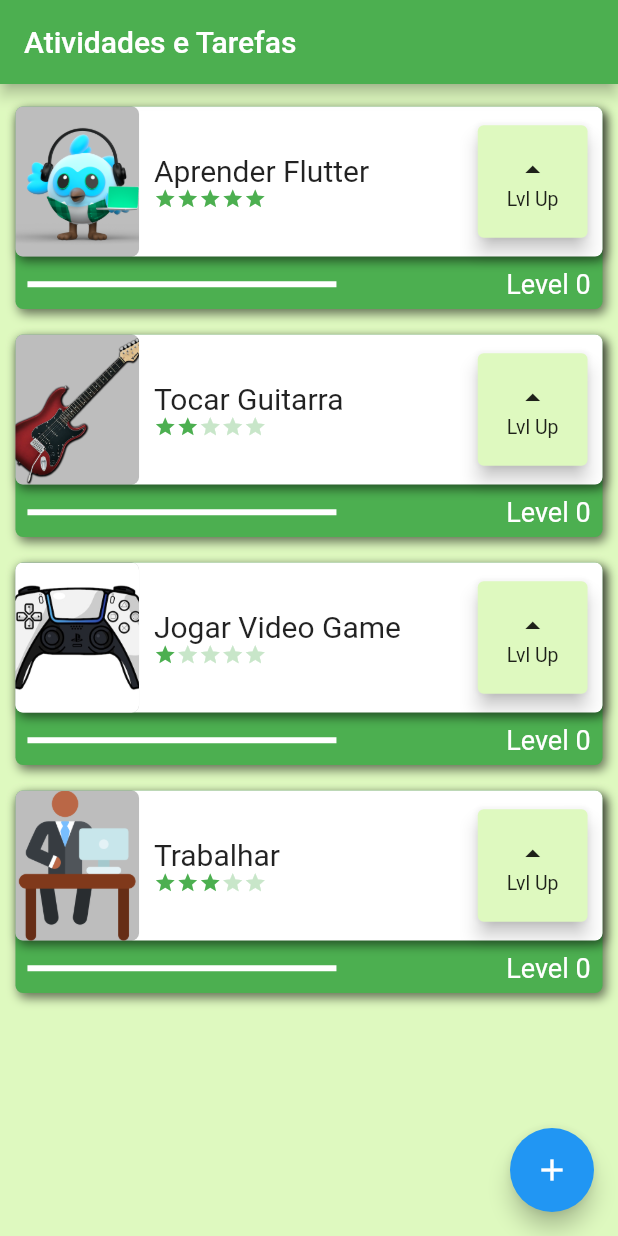
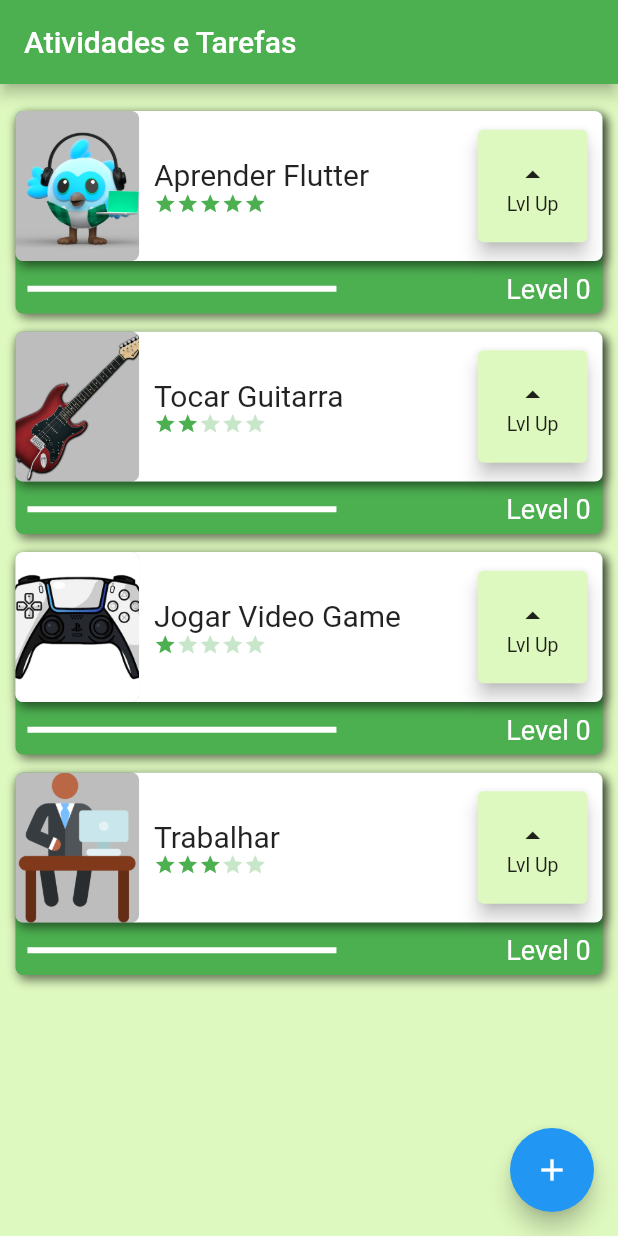
Before and after one commit to TheSliver/aprendendo_flutter, a Flutter app: the screen it shows after launch, on a phone screen of 412 x 824 dp. Run offline on Flutter 3.47's test engine with Material 2 defaults, Android fonts, the phone set to English and light mode, and no system bars.

Commit message:
Ajustes e melhorias

```diff
--- a/lib/screens/cards.dart
+++ b/lib/Component/cards.dart
@@ -1,14 +1,15 @@
 //Meus Cartões
 
+import 'package:aprendendo_flutter/Component/picture_frame.dart';
 import 'package:flutter/material.dart';
+import '../Component/difficulty.dart';
 
 class Cards extends StatefulWidget {
   final String texto;
   final String foto;
   final int dificuldade;
-  final Size tela;
 
-  const Cards(this.texto, this.foto, this.dificuldade, this.tela, {super.key});
+  const Cards(this.texto, this.foto, this.dificuldade, {super.key});
 
   @override
   State<Cards> createState() => _CardsState();
@@ -19,8 +20,10 @@ class _CardsState extends State<Cards> {
 
   @override
   Widget build(BuildContext context) {
+    final Size tela = MediaQuery.of(context).size;
+
     return Padding(
-      padding: const EdgeInsets.fromLTRB(0, 15, 0, 0),
+      padding: const EdgeInsets.fromLTRB(0, 10, 0, 0),
       child: Row(
         mainAxisAlignment: MainAxisAlignment.center,
         crossAxisAlignment: CrossAxisAlignment.center,
@@ -38,8 +41,8 @@ class _CardsState extends State<Cards> {
                         offset: Offset(2, 3),
                       ),
                     ]),
-                width: num.parse(widget.tela.width.toStringAsPrecision(3)) *
-                    0.95, //380,
+                width:
+                    num.parse(tela.width.toStringAsPrecision(3)) * 0.95, //380,
                 height: 135,
               ),
               Column(
@@ -56,84 +59,27 @@ class _CardsState extends State<Cards> {
                         ),
                       ],
                     ),
-                    width: num.parse(widget.tela.width.toStringAsPrecision(3)) *
-                        0.95,
+                    width: num.parse(tela.width.toStringAsPrecision(3)) * 0.95,
                     height: 100,
                     child: Row(
                       mainAxisAlignment: MainAxisAlignment.spaceBetween,
                       children: [
-                        Container(
-                          width: num.parse(
-                                  widget.tela.width.toStringAsPrecision(3)) *
-                              0.20,
-                          height: 100,
-                          decoration: const BoxDecoration(
-                            color: Colors.black26,
-                            borderRadius: BorderRadius.all(
-                              Radius.circular(5),
-                            ),
-                          ),
-                          child: ClipRRect(
-                            borderRadius: BorderRadius.circular(5),
-                            child: Image.asset(
-                              widget.foto,
-                              fit: BoxFit.cover,
-                            ),
-                          ),
-                        ),
+                        PictureFrame(widget.foto, tela),
                         Column(
                           mainAxisAlignment: MainAxisAlignment.center,
                           crossAxisAlignment: CrossAxisAlignment.start,
                           children: [
                             SizedBox(
-                              width: num.parse(widget.tela.width
-                                      .toStringAsPrecision(3)) *
-                                  0.50, //200,
+                              width:
+                                  num.parse(tela.width.toStringAsPrecision(3)) *
+                                      0.50, //200,
                               child: Text(
                                 widget.texto,
                                 style: const TextStyle(fontSize: 20),
                                 overflow: TextOverflow.ellipsis,
                               ),
                             ),
-                            Row(
-                              children: [
-                                Icon(
-                                  Icons.star,
-                                  size: 15,
-                                  color: (widget.dificuldade >= 1)
-                                      ? Colors.green
-                                      : Colors.green.shade100,
-                                ),
-                                Icon(
-                                  Icons.star,
-                                  size: 15,
-                                  color: (widget.dificuldade >= 2)
-                                      ? Colors.green
-                                      : Colors.green.shade100,
-                                ),
-                                Icon(
-                                  Icons.star,
-                                  size: 15,
-                                  color: (widget.dificuldade >= 3)
-                                      ? Colors.green
-                                      : Colors.green.shade100,
-                                ),
-                                Icon(
-                                  Icons.star,
-                                  size: 15,
-                                  color: (widget.dificuldade >= 4)
-                                      ? Colors.green
-                                      : Colors.green.shade100,
-                                ),
-                                Icon(
-                                  Icons.star,
-                                  size: 15,
-                                  color: (widget.dificuldade >= 5)
-                                      ? Colors.green
-                                      : Colors.green.shade100,
-                                )
-                              ],
-                            )
+                            Difficulty(widget.dificuldade)
                           ],
                         ),
                         Padding(
@@ -152,9 +98,9 @@ class _CardsState extends State<Cards> {
                             ),
                             child: SizedBox(
                               height: 75,
-                              width: num.parse(widget.tela.width
-                                      .toStringAsPrecision(3)) *
-                                  0.10,
+                              width:
+                                  num.parse(tela.width.toStringAsPrecision(3)) *
+                                      0.10,
                               child: const Column(
                                 crossAxisAlignment: CrossAxisAlignment.center,
                                 mainAxisAlignment: MainAxisAlignment.center,
@@ -177,17 +123,16 @@ class _CardsState extends State<Cards> {
                     ),
                   ),
                   SizedBox(
-                    width: num.parse(widget.tela.width.toStringAsPrecision(3)) *
-                        0.95,
+                    width: num.parse(tela.width.toStringAsPrecision(3)) * 0.95,
                     child: Padding(
                       padding: const EdgeInsets.all(8.0),
                       child: Row(
                         mainAxisAlignment: MainAxisAlignment.spaceBetween,
                         children: [
                           SizedBox(
-                            width: num.parse(
-                                    widget.tela.width.toStringAsPrecision(3)) *
-                                0.50,
+                            width:
+                                num.parse(tela.width.toStringAsPrecision(3)) *
+                                    0.50,
                             child: LinearProgressIndicator(
                               value: (widget.dificuldade > 0)
                                   ? (lvltarefa / widget.dificuldade) / 10
--- /dev/null
+++ b/lib/Component/difficulty.dart
@@ -0,0 +1,40 @@
+import 'package:flutter/material.dart';
+
+class Difficulty extends StatelessWidget {
+  final int dificuldade;
+
+  const Difficulty(this.dificuldade, {super.key});
+
+  @override
+  Widget build(BuildContext context) {
+    return Row(
+      children: [
+        Icon(
+          Icons.star,
+          size: 15,
+          color: (dificuldade >= 1) ? Colors.green : Colors.green.shade100,
+        ),
+        Icon(
+          Icons.star,
+          size: 15,
+          color: (dificuldade >= 2) ? Colors.green : Colors.green.shade100,
+        ),
+        Icon(
+          Icons.star,
+          size: 15,
+          color: (dificuldade >= 3) ? Colors.green : Colors.green.shade100,
+        ),
+        Icon(
+          Icons.star,
+          size: 15,
+          color: (dificuldade >= 4) ? Colors.green : Colors.green.shade100,
+        ),
+        Icon(
+          Icons.star,
+          size: 15,
+          color: (dificuldade >= 5) ? Colors.green : Colors.green.shade100,
+        )
+      ],
+    );
+  }
+}
--- /dev/null
+++ b/lib/Component/picture_frame.dart
@@ -0,0 +1,45 @@
+import 'package:flutter/material.dart';
+
+class PictureFrame extends StatelessWidget {
+  const PictureFrame(this.linkImage, this.tela, {super.key});
+
+  final String linkImage;
+  final Size tela;
+
+  @override
+  Widget build(BuildContext context) {
+    return Container(
+      width: num.parse(
+            tela.width.toStringAsPrecision(3),
+          ) *
+          0.20,
+      height: 100,
+      decoration: const BoxDecoration(
+        color: Colors.black26,
+        borderRadius: BorderRadius.all(
+          Radius.circular(5),
+        ),
+      ),
+      child: ClipRRect(
+        borderRadius: BorderRadius.circular(5),
+        child: linkImage.contains('http')
+            ? Image.network(
+                errorBuilder: (BuildContext context, Object error,
+                    StackTrace? stackTrace) {
+                  return Image.asset('assets/image/NoImage.png');
+                },
+                linkImage,
+                fit: BoxFit.cover,
+              )
+            : Image.asset(
+                errorBuilder: (BuildContext context, Object error,
+                    StackTrace? stackTrace) {
+                  return Image.asset('assets/image/NoImage.png');
+                },
+                linkImage,
+                fit: BoxFit.cover,
+              ),
+      ),
+    );
+  }
+}
--- /dev/null
+++ b/lib/data/task_inherited.dart
@@ -0,0 +1,35 @@
+import 'package:flutter/material.dart';
+
+import '../Component/cards.dart';
+
+class TaskInherited extends InheritedWidget {
+  TaskInherited({
+    super.key,
+    required Widget child,
+  }) : super(child: child);
+
+  final List<Cards> cardsList = [
+    const Cards('Aprender Flutter', 'assets/image/flutterMascote.png', 5),
+    const Cards('Tocar Guitarra', 'assets/image/guitarra.png', 2),
+    const Cards('Jogar Video Game', 'assets/image/ControlePlay.jpg', 1),
+    const Cards('Trabalhar', 'assets/image/trabalhar.png', 3),
+  ];
+
+  void newTask(String name, String photo, int difficulty) {
+    cardsList.add(
+      Cards(name, photo, difficulty),
+    );
+  }
+
+  static TaskInherited of(BuildContext context) {
+    final TaskInherited? result =
+        context.dependOnInheritedWidgetOfExactType<TaskInherited>();
+    assert(result != null, 'No TaskInherited found in context');
+    return result!;
+  }
+
+  @override
+  bool updateShouldNotify(TaskInherited old) {
+    return old.cardsList.length != cardsList.length;
+  }
+}
--- a/lib/main.dart
+++ b/lib/main.dart
@@ -1,5 +1,6 @@
 //import 'package:aprendendo_flutter/screens/form_screen.dart';
- import 'package:aprendendo_flutter/screens/task.dart';
+ import 'package:aprendendo_flutter/data/task_inherited.dart';
+import 'package:aprendendo_flutter/screens/home_screen.dart';
 import 'package:flutter/material.dart';
 
 void main() {
@@ -27,7 +28,7 @@ class _CorpoTelaState extends State<CorpoTela> {
 
   @override
   Widget build(BuildContext context) {
-    return const Task();
+    return TaskInherited(child: const Task());
     // return const Task();
   }
 }
--- a/lib/screens/form_screen.dart
+++ b/lib/screens/form_screen.dart
@@ -1,9 +1,13 @@
+import 'package:aprendendo_flutter/Component/picture_frame.dart';
+import 'package:aprendendo_flutter/data/task_inherited.dart';
 import 'package:flutter/material.dart';
 
 class FormScreen extends StatefulWidget {
   final Size tela;
 
-  const FormScreen(this.tela, {super.key});
+  const FormScreen(this.tela, {super.key, required this.taskContext});
+
+  final BuildContext taskContext;
 
   @override
   State<FormScreen> createState() => _FormScreenState();
@@ -56,19 +60,19 @@ class _FormScreenState extends State<FormScreen> {
                       color: Colors.white,
                     ),
                     decoration: const InputDecoration(
-                      errorStyle: TextStyle(fontSize: 15, color: Color.fromARGB(
-                          255, 255, 0, 0),),
+                      errorStyle: TextStyle(
+                        fontSize: 15,
+                        color: Color.fromARGB(255, 255, 0, 0),
+                      ),
                       focusedErrorBorder: OutlineInputBorder(
                         borderSide: BorderSide(
-                          color: Color.fromARGB(
-                              255, 255, 0, 0),
+                          color: Color.fromARGB(255, 255, 0, 0),
                           width: 2,
                         ),
                       ),
                       errorBorder: OutlineInputBorder(
                         borderSide: BorderSide(
-                          color: Color.fromARGB(
-                              255, 255, 0, 0),
+                          color: Color.fromARGB(255, 255, 0, 0),
                           width: 2,
                         ),
                       ),
@@ -116,19 +120,17 @@ class _FormScreenState extends State<FormScreen> {
                       color: Colors.white,
                     ),
                     decoration: const InputDecoration(
-                      errorStyle: TextStyle(fontSize: 15, color: Color.fromARGB(
-                          255, 255, 0, 0)),
+                      errorStyle: TextStyle(
+                          fontSize: 15, color: Color.fromARGB(255, 255, 0, 0)),
                       focusedErrorBorder: OutlineInputBorder(
                         borderSide: BorderSide(
-                          color: Color.fromARGB(
-                              255, 255, 0, 0),
+                          color: Color.fromARGB(255, 255, 0, 0),
                           width: 2,
                         ),
                       ),
                       errorBorder: OutlineInputBorder(
                         borderSide: BorderSide(
-                          color: Color.fromARGB(
-                              255, 255, 0, 0),
+                          color: Color.fromARGB(255, 255, 0, 0),
                           width: 2,
                         ),
                       ),
@@ -158,39 +160,23 @@ class _FormScreenState extends State<FormScreen> {
                   ),
                 ),
                 Padding(
-                  padding: const EdgeInsets.all(8.0),
-                  child: Container(
-                    width: num.parse(
-                          widget.tela.width.toStringAsPrecision(3),
-                        ) *
-                        0.20,
-                    height: 100,
-                    decoration: const BoxDecoration(
-                      color: Colors.black26,
-                      borderRadius: BorderRadius.all(
-                        Radius.circular(5),
-                      ),
-                    ),
-                    child: ClipRRect(
-                      borderRadius: BorderRadius.circular(5),
-                      child: Image.network(
-                        errorBuilder: (BuildContext context, Object error,
-                            StackTrace? stackTrace) {
-                          return Image.asset('assets/image/NoImage.png');
-                        },
-                        imageController.text,
-                        fit: BoxFit.cover,
-                      ),
-                    ),
-                  ),
+                  padding: const EdgeInsets.all(20.0),
+                  child: PictureFrame(imageController.text, widget.tela),
                 ),
                 ElevatedButton(
                   onPressed: () {
                     if (_formKey.currentState!.validate()) {
+                      TaskInherited.of(widget.taskContext).newTask(
+                        taskController.text,
+                        imageController.text,
+                        int.parse(difficultyController.text),
+                      );
 
                       ScaffoldMessenger.of(context).showSnackBar(
-                        const SnackBar(
-                          content: Text('Tarefa Inserida com Sucesso!'),
+                        const SnackBar(backgroundColor: Colors.black87,
+                          content: Text('Tarefa Inserida com Sucesso!',
+                              style: TextStyle(color: Colors.lightGreenAccent),
+                          ),
                         ),
                       );
                       Navigator.pop(context);
@@ -229,14 +215,14 @@ class _FormScreenState extends State<FormScreen> {
   }
 }
 
-//ignore: must_be_immutable
 class SliderPick extends StatefulWidget {
   final String sliderName;
   final double slidePickMax;
   final int slidePickDivisions;
-  TextEditingController difficultyController = TextEditingController();
+  final TextEditingController
+      difficultyController; // = TextEditingController();
 
-  SliderPick(this.sliderName, this.slidePickMax, this.slidePickDivisions,
+  const SliderPick(this.sliderName, this.slidePickMax, this.slidePickDivisions,
       this.difficultyController,
       {super.key});
 
--- a/lib/screens/task.dart
+++ b/lib/screens/home_screen.dart
@@ -1,6 +1,6 @@
+import 'package:aprendendo_flutter/data/task_inherited.dart';
 import 'package:aprendendo_flutter/screens/form_screen.dart';
 import 'package:flutter/material.dart';
-import 'cards.dart';
 
 class Task extends StatefulWidget {
   const Task({super.key});
@@ -10,6 +10,7 @@ class Task extends StatefulWidget {
 }
 
 class _TaskState extends State<Task> {
+
   @override
   Widget build(BuildContext context) {
     Size screenSize = MediaQuery.of(context).size;
@@ -23,15 +24,9 @@ class _TaskState extends State<Task> {
         ),
       ),
       body: ListView(
-        //mainAxisAlignment: MainAxisAlignment.spaceBetween,
-        children: [
-          Cards('Aprender Flutter', 'assets/image/flutterMascote.png', 5,
-              screenSize),
-          Cards('Tocar Guitarra', 'assets/image/guitarra.png', 2, screenSize),
-          Cards('Jogar Video Game', 'assets/image/ControlePlay.jpg', 1,
-              screenSize),
-          Cards('Trabalhar', 'assets/image/trabalhar.png', 3, screenSize),
-        ],
+        padding: const EdgeInsets.only(top: 8, bottom: 80),
+
+        children: TaskInherited.of(context).cardsList
       ),
       floatingActionButton: FloatingActionButton(
         onPressed: () {
@@ -39,7 +34,7 @@ class _TaskState extends State<Task> {
             Navigator.push(
               context,
               MaterialPageRoute(
-                builder: (context) => FormScreen(screenSize),
+                builder: (contextNew) => FormScreen(screenSize, taskContext: context),
               ),
             );
           });
```
